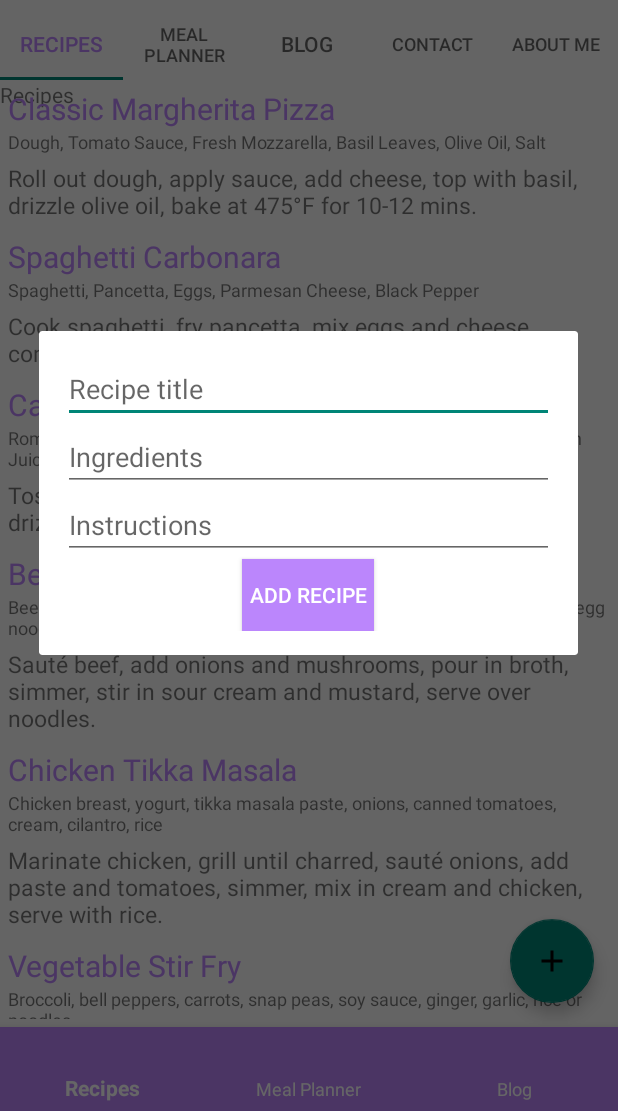
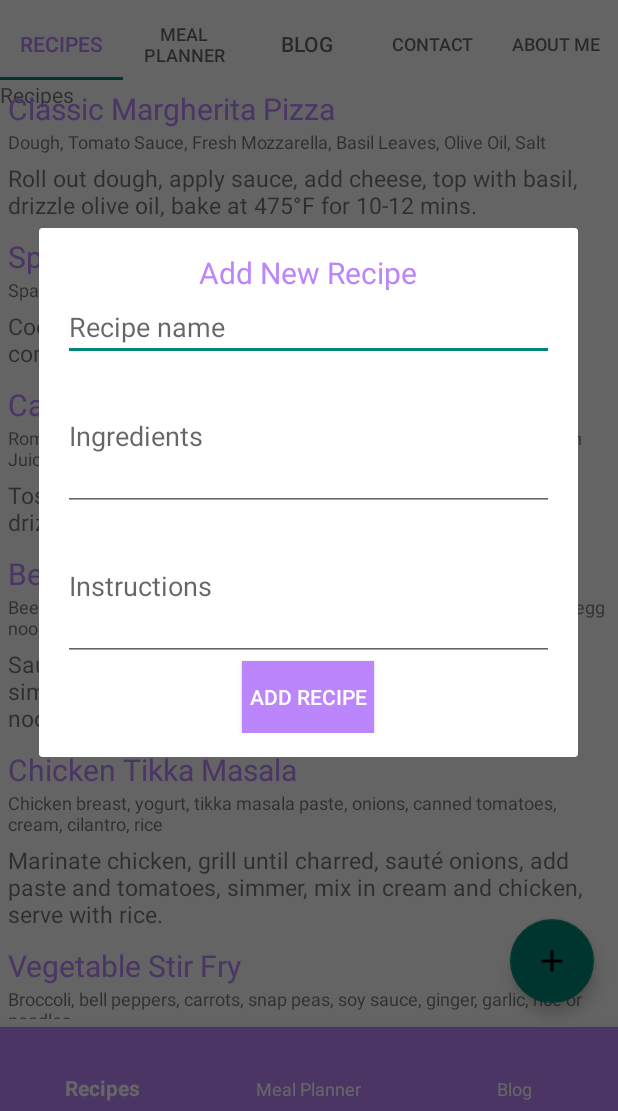
Before and after one commit to byam/food-app, an Android app built with Jetpack Compose: the screen it shows after launch (MainActivity), after a tap on "New Recipe", on a phone screen of 412 x 824 dp, the part 125-1236 px from its top. Run offline under Robolectric (Android 15) with nearby library versions, the phone set to English and light mode, and no system bars.

Commit message:
update style

```diff
--- a/app/src/main/res/layout/dialog_add_recipe.xml
+++ b/app/src/main/res/layout/dialog_add_recipe.xml
@@ -5,22 +5,34 @@
     android:orientation="vertical"
     android:padding="16dp">
 
+    <TextView
+        android:layout_width="wrap_content"
+        android:layout_height="wrap_content"
+        android:layout_gravity="center"
+        android:text="@string/add_new_recipe"
+        android:textColor="@color/purple_200"
+        android:textSize="20sp"
+        />
+
     <EditText
         android:id="@+id/editTextRecipeTitle"
         android:layout_width="match_parent"
         android:layout_height="wrap_content"
-        android:hint="@string/recipe_title"/>
+        android:inputType="text"
+        android:hint="@string/recipe_name"/>
 
     <EditText
         android:id="@+id/editTextIngredients"
         android:layout_width="match_parent"
-        android:layout_height="wrap_content"
+        android:layout_height="100sp"
+        android:inputType="text"
         android:hint="@string/ingredients"/>
 
     <EditText
         android:id="@+id/editTextInstructions"
+        android:inputType="text"
+        android:layout_height="100sp"
         android:layout_width="match_parent"
-        android:layout_height="wrap_content"
         android:hint="@string/instructions"/>
 
     <Button
--- a/app/src/main/res/values/strings.xml
+++ b/app/src/main/res/values/strings.xml
@@ -10,8 +10,9 @@
     <string name="default_ingredients">Default ingredients</string>
     <string name="default_instructions">Default instructions</string>
     <string name="new_recipe">New Recipe</string>
-    <string name="recipe_title">Recipe title</string>
+    <string name="recipe_name">Recipe name</string>
     <string name="ingredients">Ingredients</string>
     <string name="instructions">Instructions</string>
     <string name="add_recipe">Add recipe</string>
+    <string name="add_new_recipe">Add New Recipe</string>
 </resources>
```
